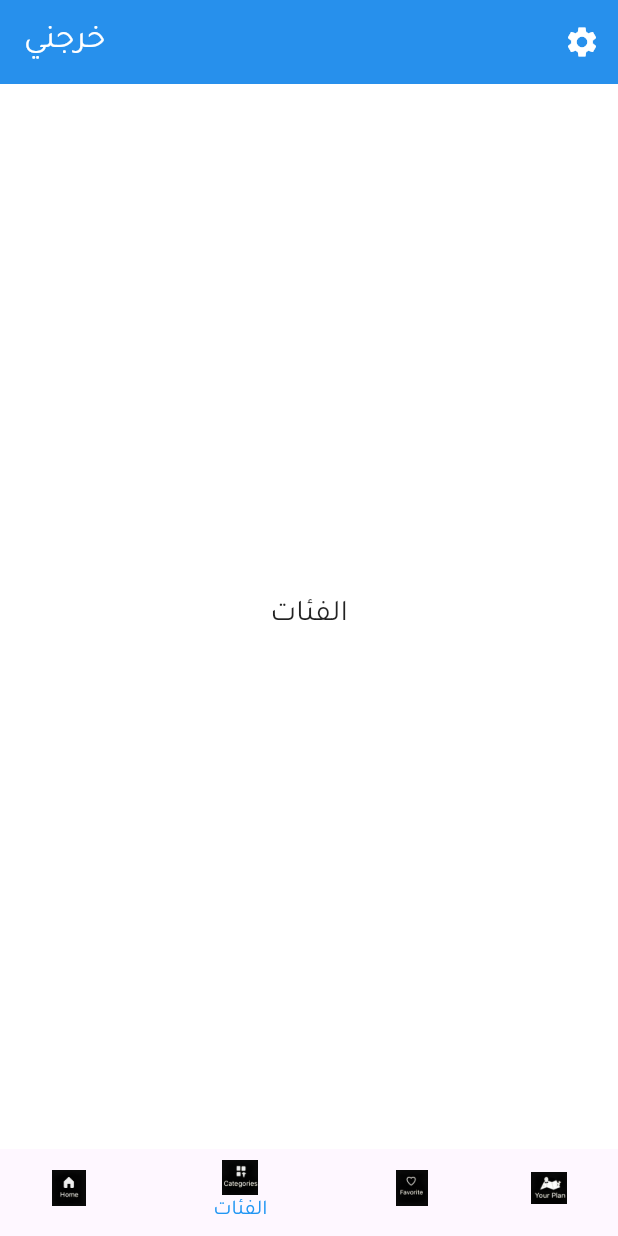
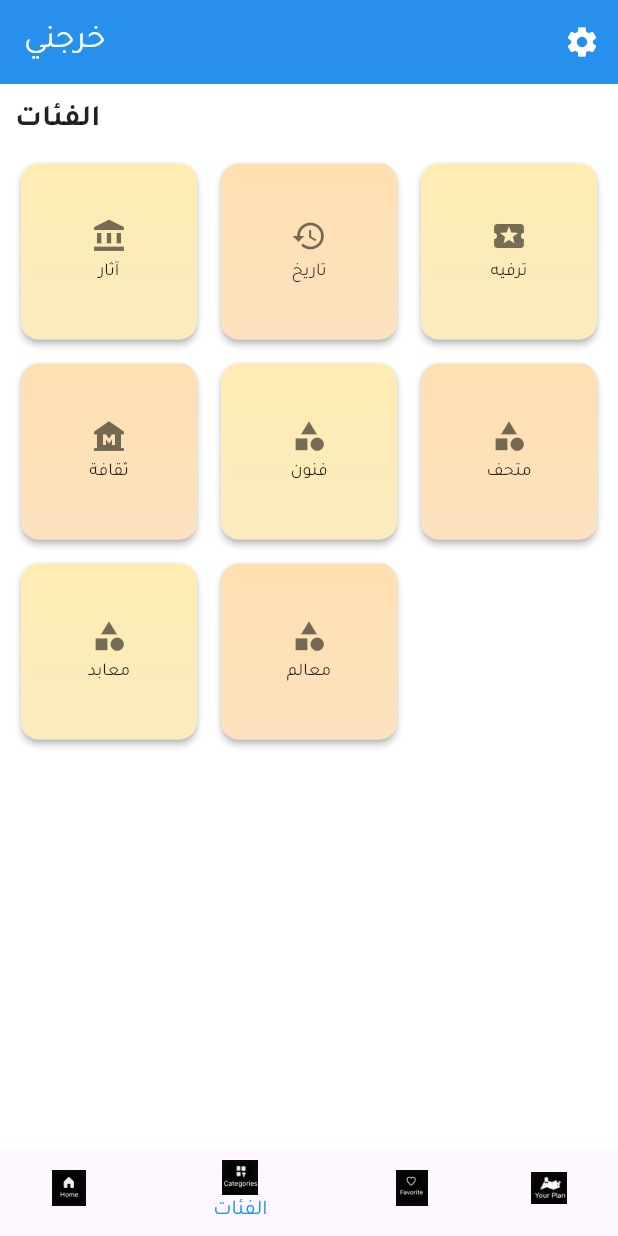
Before and after one commit to khrajnio0o/khrajni, a Flutter app: the screen it shows after launch, item 2 of the bottom bar chosen, on a phone screen of 412 x 824 dp. Run offline on Flutter 3.47's test engine with Material 3 defaults, Android fonts, the phone set to English and light mode, and no system bars; our stand-ins replace equatable, geolocator, shared_preferences.

```diff
--- /dev/null
+++ b/lib/screens/categories_screen.dart
@@ -0,0 +1,252 @@
+import 'package:flutter/material.dart';
+import 'package:khrajni/models/location.dart';
+import 'package:khrajni/screens/location_detail_screen.dart';
+import 'package:khrajni/widgets/location_card.dart';
+
+class CategoriesScreen extends StatelessWidget {
+  final String selectedLanguage;
+  final Function(String) updateLanguage;
+  final List<Location> allLocations;
+
+  const CategoriesScreen({
+    Key? key,
+    required this.selectedLanguage,
+    required this.updateLanguage,
+    required this.allLocations,
+  }) : super(key: key);
+
+  String _getCategoriesTitle() {
+    switch (selectedLanguage) {
+      case 'ar':
+        return 'الفئات';
+      case 'en':
+        return 'Categories';
+      case 'fr':
+        return 'Catégories';
+      case 'ru':
+        return 'Категории';
+      case 'de':
+        return 'Kategorien';
+      default:
+        return 'Categories';
+    }
+  }
+
+  String _getNoCategoriesMessage() {
+    switch (selectedLanguage) {
+      case 'ar':
+        return 'لا توجد فئات متاحة';
+      case 'en':
+        return 'No categories available';
+      case 'fr':
+        return 'Aucune catégorie disponible';
+      case 'ru':
+        return 'Нет доступных категорий';
+      case 'de':
+        return 'Keine Kategorien verfügbar';
+      default:
+        return 'No categories available';
+    }
+  }
+
+  IconData _getCategoryIcon(String category) {
+    // Map categories to icons (customize as needed)
+    switch (category.toLowerCase()) {
+      case 'آثار':
+      case 'antiquities':
+      case 'antiquités':
+      case 'древности':
+      case 'antiken':
+        return Icons.account_balance;
+      case 'تاريخ':
+      case 'history':
+      case 'histoire':
+      case 'история':
+      case 'geschichte':
+        return Icons.history;
+      case 'ترفيه':
+      case 'entertainment':
+      case 'divertissement':
+      case 'развлечения':
+      case 'unterhaltung':
+        return Icons.local_activity;
+      case 'ثقافة':
+      case 'culture':
+      case 'culture':
+      case 'культура':
+      case 'kultur':
+        return Icons.museum;
+      default:
+        return Icons.category;
+    }
+  }
+
+  @override
+  Widget build(BuildContext context) {
+    final isDarkMode = Theme.of(context).brightness == Brightness.dark;
+    final Set<String> uniqueCategories = allLocations
+        .expand((loc) => loc.getCategories(selectedLanguage))
+        .toSet();
+    final List<String> sortedCategories = uniqueCategories.toList()..sort();
+
+    final List<Color> categoryColors = [
+      Colors.amber[100]!, // Subtle gold for Pharaonic aesthetic
+      Colors.orange[100]!, // Subtle light orange for Pharaonic aesthetic
+    ];
+
+    if (sortedCategories.isEmpty) {
+      return Center(
+        child: Text(
+          _getNoCategoriesMessage(),
+          style: TextStyle(
+            fontSize: 16,
+            fontFamily: 'Tajawal',
+            color: isDarkMode ? Colors.white70 : Colors.black54,
+          ),
+        ),
+      );
+    }
+
+    return SingleChildScrollView(
+      child: Padding(
+        padding: const EdgeInsets.all(10.0), // Minimal padding for compactness
+        child: Column(
+          crossAxisAlignment: CrossAxisAlignment.start,
+          children: [
+            Text(
+              _getCategoriesTitle(),
+              style: TextStyle(
+                fontSize: 20,
+                fontWeight: FontWeight.bold,
+                fontFamily: 'Tajawal',
+                color: isDarkMode ? Colors.white70 : Colors.black87,
+              ),
+            ),
+            const SizedBox(height: 10),
+            GridView.builder(
+              shrinkWrap: true,
+              physics: const NeverScrollableScrollPhysics(),
+              gridDelegate: const SliverGridDelegateWithFixedCrossAxisCount(
+                crossAxisCount: 3, // 3 columns for mobile
+                childAspectRatio: 1, // Square cards
+                crossAxisSpacing: 8, // Tight spacing
+                mainAxisSpacing: 8, // Tight spacing
+              ),
+              itemCount: sortedCategories.length,
+              itemBuilder: (context, index) {
+                final category = sortedCategories[index];
+                final color = categoryColors[index % categoryColors.length];
+                return GestureDetector(
+                  onTap: () {
+                    final filteredLocations = allLocations
+                        .where((loc) => loc
+                            .getCategories(selectedLanguage)
+                            .contains(category))
+                        .toList();
+                    Navigator.push(
+                      context,
+                      MaterialPageRoute(
+                        builder: (context) => Scaffold(
+                          appBar: AppBar(
+                            title: Text(
+                              category,
+                              style: TextStyle(
+                                fontFamily: 'Tajawal',
+                                color:
+                                    isDarkMode ? Colors.white : Colors.black87,
+                              ),
+                            ),
+                            backgroundColor: isDarkMode
+                                ? Colors.grey[900]
+                                : Colors.amber[50],
+                          ),
+                          body: ListView.builder(
+                            padding: const EdgeInsets.all(10.0),
+                            itemCount: filteredLocations.length,
+                            itemBuilder: (context, locIndex) {
+                              final location = filteredLocations[locIndex];
+                              return LocationCard(
+                                location: location,
+                                onTap: () {
+                                  Navigator.push(
+                                    context,
+                                    MaterialPageRoute(
+                                      builder: (context) =>
+                                          LocationDetailScreen(
+                                        location: location,
+                                        selectedLanguage: selectedLanguage,
+                                        updateLanguage: updateLanguage,
+                                      ),
+                                    ),
+                                  );
+                                },
+                                selectedLanguage: selectedLanguage,
+                                isDarkMode: isDarkMode,
+                              );
+                            },
+                          ),
+                        ),
+                      ),
+                    );
+                  },
+                  child: Card(
+                    elevation: 2, // Subtle elevation for a lightweight look
+                    shape: RoundedRectangleBorder(
+                      borderRadius:
+                          BorderRadius.circular(12), // Rounded corners
+                    ),
+                    child: Container(
+                      decoration: BoxDecoration(
+                        borderRadius: BorderRadius.circular(12),
+                        gradient: LinearGradient(
+                          begin: Alignment.topCenter,
+                          end: Alignment.bottomCenter,
+                          colors: [
+                            color,
+                            color.withOpacity(0.8), // Subtle gradient
+                          ],
+                        ),
+                        boxShadow: [
+                          BoxShadow(
+                            color: Colors.black.withOpacity(0.05),
+                            blurRadius: 3,
+                            offset: const Offset(0, 1),
+                          ),
+                        ],
+                      ),
+                      child: Column(
+                        mainAxisAlignment: MainAxisAlignment.center,
+                        children: [
+                          Icon(
+                            _getCategoryIcon(category),
+                            size: 24, // Small, thin icon
+                            color:
+                                isDarkMode ? Colors.amber[700] : Colors.black54,
+                          ),
+                          const SizedBox(height: 4),
+                          Text(
+                            category,
+                            textAlign: TextAlign.center,
+                            style: TextStyle(
+                              fontSize: 12, // Small but readable
+                              fontFamily: 'Tajawal',
+                              fontWeight: FontWeight.w500,
+                              color:
+                                  isDarkMode ? Colors.white70 : Colors.black87,
+                            ),
+                            maxLines: 2,
+                            overflow: TextOverflow.ellipsis,
+                          ),
+                        ],
+                      ),
+                    ),
+                  ),
+                );
+              },
+            ),
+          ],
+        ),
+      ),
+    );
+  }
+}
--- a/lib/screens/home_screen.dart
+++ b/lib/screens/home_screen.dart
@@ -1,7 +1,9 @@
+// lib/screens/home_screen.dart
 import 'package:flutter/material.dart';
 import 'package:geolocator/geolocator.dart';
 import 'package:khrajni/models/location.dart';
 import 'package:khrajni/models/state.dart';
+import 'package:khrajni/screens/categories_screen.dart';
 import 'package:khrajni/screens/favorites_screen.dart';
 import 'package:khrajni/screens/location_detail_screen.dart';
 import 'package:khrajni/screens/settings_screen.dart';
@@ -783,6 +785,12 @@ class _HomeScreenState extends State<HomeScreen> with TickerProviderStateMixin {
       ),
       body: _selectedIndex == 0
           ? _buildHomeContent()
+          : _selectedIndex == 1
+              ? CategoriesScreen(
+                  selectedLanguage: widget.selectedLanguage,
+                  updateLanguage: widget.updateLanguage,
+                  allLocations: allLocations,
+                )
               : _selectedIndex == 2
                   ? FavoritesScreen(
                       selectedLanguage: widget.selectedLanguage,
@@ -791,7 +799,8 @@ class _HomeScreenState extends State<HomeScreen> with TickerProviderStateMixin {
                     )
                   : Center(
                       child: Text(
-                    _getSectionTitle(_selectedIndex, widget.selectedLanguage),
+                        _getSectionTitle(
+                            _selectedIndex, widget.selectedLanguage),
                         style: TextStyle(
                           fontSize: 20,
                           color: isDarkMode ? Colors.white70 : Colors.black87,
```
Lines whose indentation alone changed are shown as unchanged.
